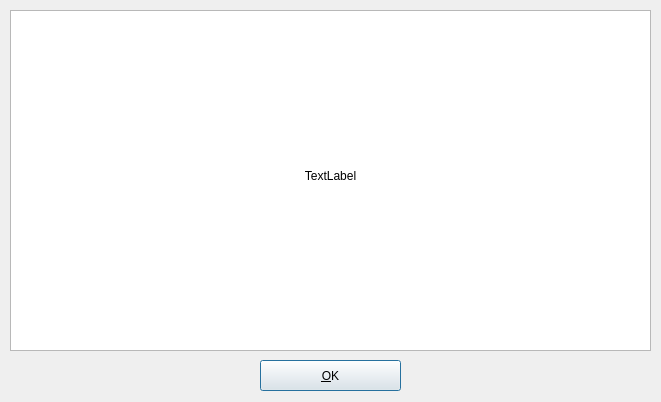
This is src/checkforupdateswindow.ui in mhogomchungu/sirikali as Qt 5 draws it before an edit. The edited form follows.
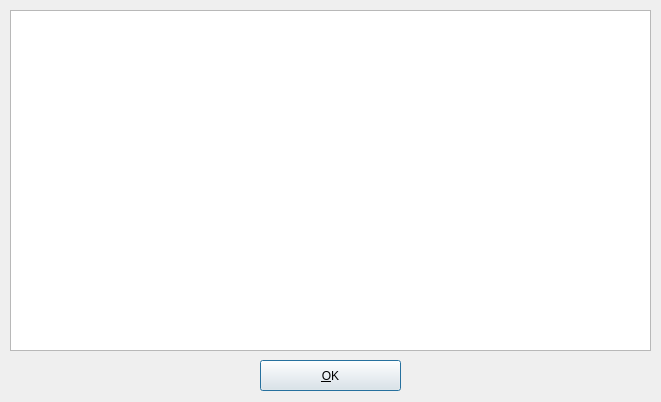
This is the edited form.

Diff of the .ui file:
```diff
--- a/src/checkforupdateswindow.ui
+++ b/src/checkforupdateswindow.ui
@@ -77,25 +77,6 @@
     </property>
    </column>
   </widget>
-  <widget class="QLabel" name="label">
-   <property name="geometry">
-    <rect>
-     <x>10</x>
-     <y>10</y>
-     <width>641</width>
-     <height>331</height>
-    </rect>
-   </property>
-   <property name="text">
-    <string>TextLabel</string>
-   </property>
-   <property name="alignment">
-    <set>Qt::AlignCenter</set>
-   </property>
-   <property name="wordWrap">
-    <bool>true</bool>
-   </property>
-  </widget>
  </widget>
  <resources/>
  <connections/>
```
